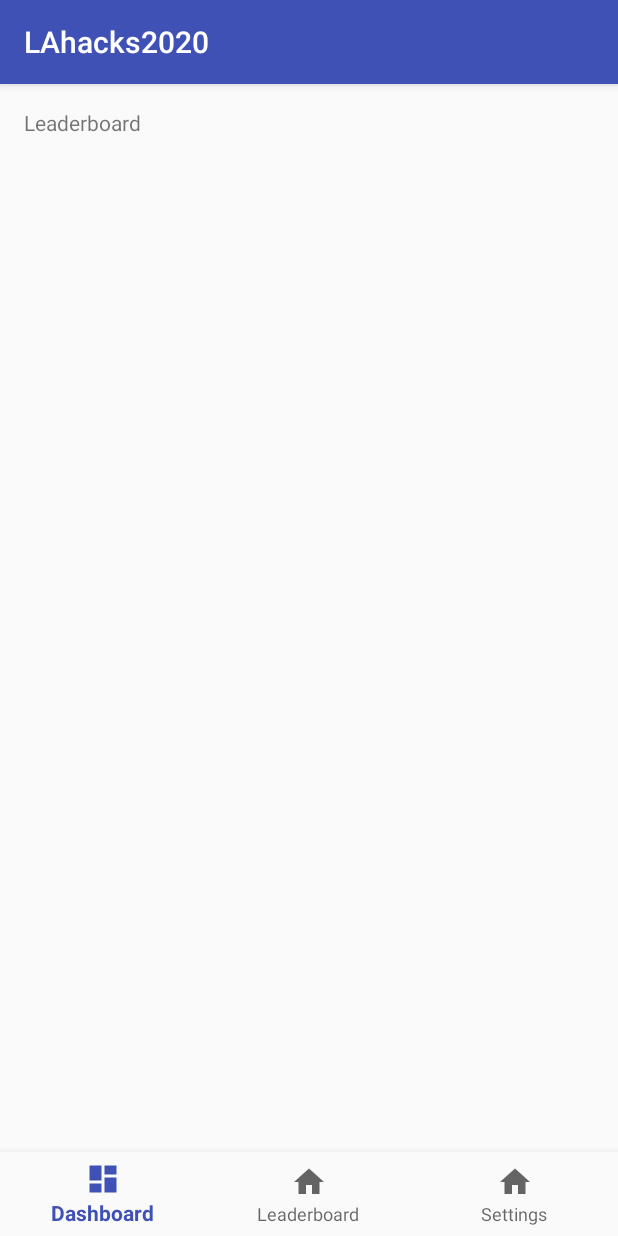
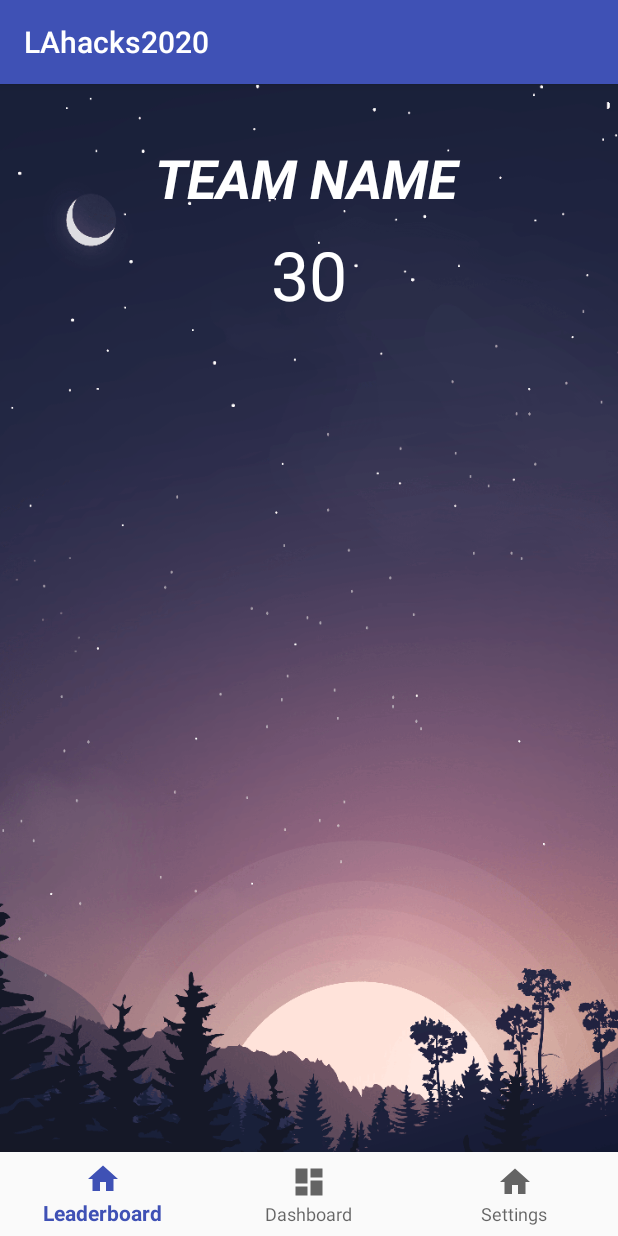
Before and after one commit to bestvibes/lahacks-quaranteen, an Android app: the MainActivity screen opened directly, with no data from a screen before it, on a phone screen of 412 x 824 dp. Run offline under Robolectric (Android 15) with nearby library versions, the phone set to English and light mode, and no system bars.

Commit message:
all screens but leaderboard done

```diff
--- /dev/null
+++ b/frontend/LAhacks2020/app/src/main/java/com/example/mnallamalli97/lahacks2020/TasksAdapter.java
@@ -0,0 +1,66 @@
+package com.example.mnallamalli97.lahacks2020;
+
+import android.content.Context;
+import android.view.LayoutInflater;
+import android.view.View;
+import android.view.ViewGroup;
+import android.widget.TextView;
+
+import java.util.ArrayList;
+
+import androidx.annotation.NonNull;
+import androidx.recyclerview.widget.RecyclerView;
+
+public class TasksAdapter extends RecyclerView.Adapter<TasksAdapter.TaskHolder> {
+
+    // List to store all the contact details
+    private ArrayList<MasterTask> tasksList;
+    private Context mContext;
+
+    // Counstructor for the Class
+    public TasksAdapter(ArrayList<MasterTask> tasksList, Context context) {
+        this.tasksList = tasksList;
+        this.mContext = context;
+    }
+
+    // This method creates views for the RecyclerView by inflating the layout
+    // Into the viewHolders which helps to display the items in the RecyclerView
+    @Override
+    public TaskHolder onCreateViewHolder(@NonNull ViewGroup parent, int viewType) {
+        LayoutInflater layoutInflater = LayoutInflater.from(parent.getContext());
+
+        // Inflate the layout view you have created for the list rows here
+        View view = layoutInflater.inflate(R.layout.task_row_item, parent, false);
+        return new TaskHolder(view);
+    }
+
+    @Override
+    public int getItemCount() {
+        return tasksList == null? 0: tasksList.size();
+    }
+
+    // This method is called when binding the data to the views being created in RecyclerView
+    @Override
+    public void onBindViewHolder(@NonNull TaskHolder holder, final int position) {
+        final MasterTask task = tasksList.get(position);
+
+        // Set the data to the views here
+        holder.setTaskName(task.getMasterChallenge().getName());
+    }
+
+    // This is your ViewHolder class that helps to populate data to the view
+    public class TaskHolder extends RecyclerView.ViewHolder {
+
+        private TextView taskName;
+
+
+        public TaskHolder(View itemView) {
+            super(itemView);
+            taskName = itemView.findViewById(R.id.taskName);
+
+        }
+        public void setTaskName(String name) {
+            taskName.setText(name);
+        }
+    }
+}
--- a/frontend/LAhacks2020/app/src/main/java/com/example/mnallamalli97/lahacks2020/activities/MainActivity.java
+++ b/frontend/LAhacks2020/app/src/main/java/com/example/mnallamalli97/lahacks2020/activities/MainActivity.java
@@ -6,18 +6,25 @@ import android.os.Bundle;
 
 import androidx.annotation.NonNull;
 import androidx.appcompat.app.AppCompatActivity;
+import androidx.recyclerview.widget.LinearLayoutManager;
+import androidx.recyclerview.widget.RecyclerView;
 
 import android.view.MenuItem;
 import android.widget.TextView;
 
+import com.example.mnallamalli97.lahacks2020.MasterTask;
 import com.example.mnallamalli97.lahacks2020.R;
+import com.example.mnallamalli97.lahacks2020.TasksAdapter;
 import com.google.android.material.bottomnavigation.BottomNavigationView;
 
+import java.util.ArrayList;
 import java.util.Set;
 
 public class MainActivity extends AppCompatActivity {
 
-    private TextView mTextMessage;
+    private TasksAdapter listAdapter;
+    private ArrayList<MasterTask> tasksList = new ArrayList<>();
+    private RecyclerView recycler;
 
     private BottomNavigationView.OnNavigationItemSelectedListener mOnNavigationItemSelectedListener
             = new BottomNavigationView.OnNavigationItemSelectedListener() {
@@ -26,7 +33,8 @@ public class MainActivity extends AppCompatActivity {
         public boolean onNavigationItemSelected(@NonNull MenuItem item) {
             switch (item.getItemId()) {
                 case R.id.navigation_dashboard:
-                    mTextMessage.setText(R.string.title_dashboard);
+                    return true;
+                case R.id.leaderboard_button:
                     return true;
                 case R.id.navigation_settings:
                     Intent settingsIntent = new Intent(MainActivity.this, SettingsActivity.class);
@@ -41,21 +49,24 @@ public class MainActivity extends AppCompatActivity {
     protected void onCreate(Bundle savedInstanceState) {
         super.onCreate(savedInstanceState);
         setContentView(R.layout.activity_main);
-
-        mTextMessage = (TextView) findViewById(R.id.message);
         BottomNavigationView navigation = (BottomNavigationView) findViewById(R.id.navigation);
         navigation.setOnNavigationItemSelectedListener(mOnNavigationItemSelectedListener);
 
-        // update data based on ViewModel
-//        final Observer<User> updateData = new Observer<User>() {
-//            @Override
-//            public void onChanged(User user) {
-//                //TO-DO
-//            }
-//        }
-//        UserDataViewModel model = new ViewModelProvider(this).get(UserDataViewModel.class);
-//        model.getLiveData().observe(this, updateData);
-//        model.loadData();
+        recycler = findViewById(R.id.tasksRecyclerView);
+
+        LinearLayoutManager layoutManager = new LinearLayoutManager(this);
+        recycler.setLayoutManager(layoutManager);
+        listAdapter = new TasksAdapter(tasksList, this);
+        recycler.setAdapter(listAdapter);
+
+        //Load the date from the network or other resources
+        //into the array list asynchronously
+
+        //tasksList.add(new MasterTask(masterChallenge, "778899009", "google.com", 30));
+
+        listAdapter.notifyDataSetChanged();
+
+
     }
 
 }
--- a/frontend/LAhacks2020/app/src/main/res/layout/activity_main.xml
+++ b/frontend/LAhacks2020/app/src/main/res/layout/activity_main.xml
@@ -5,18 +5,50 @@
     android:id="@+id/container"
     android:layout_width="match_parent"
     android:layout_height="match_parent"
+    android:background="@drawable/w"
     tools:context=".activities.MainActivity">
 
     <TextView
-        android:id="@+id/message"
-        android:layout_width="wrap_content"
-        android:layout_height="wrap_content"
-        android:layout_marginLeft="@dimen/activity_horizontal_margin"
-        android:layout_marginStart="@dimen/activity_horizontal_margin"
-        android:layout_marginTop="@dimen/activity_vertical_margin"
-        android:text="@string/title_leaderboard"
-        app:layout_constraintLeft_toLeftOf="parent"
-        app:layout_constraintTop_toTopOf="parent" />
+        android:id="@+id/teamNameTextView"
+        android:layout_width="356dp"
+        android:layout_height="56dp"
+        android:text="TEAM NAME"
+        android:textAlignment="center"
+        android:textColor="#FFFFFF"
+        android:textSize="36sp"
+        android:textStyle="bold|italic"
+        app:layout_constraintBottom_toBottomOf="parent"
+        app:layout_constraintEnd_toEndOf="parent"
+        app:layout_constraintHorizontal_bias="0.463"
+        app:layout_constraintStart_toStartOf="parent"
+        app:layout_constraintTop_toTopOf="parent"
+        app:layout_constraintVertical_bias="0.053" />
+
+    <TextView
+        android:id="@+id/teamScoreTextView"
+        android:layout_width="275dp"
+        android:layout_height="58dp"
+        android:gravity="center|clip_vertical"
+        android:text="30"
+        android:textColor="#FFFFFF"
+        android:textSize="45sp"
+        app:layout_constraintBottom_toBottomOf="parent"
+        app:layout_constraintEnd_toEndOf="parent"
+        app:layout_constraintStart_toStartOf="parent"
+        app:layout_constraintTop_toTopOf="parent"
+        app:layout_constraintVertical_bias="0.136" />
+
+    <androidx.recyclerview.widget.RecyclerView
+        android:id="@+id/tasksRecyclerView"
+        android:layout_width="409dp"
+        android:layout_height="521dp"
+        android:layout_marginEnd="1dp"
+        android:layout_marginStart="1dp"
+        app:layout_constraintBottom_toTopOf="@+id/navigation"
+        app:layout_constraintEnd_toEndOf="parent"
+        app:layout_constraintHorizontal_bias="0.0"
+        app:layout_constraintStart_toStartOf="parent"
+        app:layout_constraintTop_toBottomOf="@+id/teamScoreTextView" />
 
     <com.google.android.material.bottomnavigation.BottomNavigationView
         android:id="@+id/navigation"
@@ -30,4 +62,6 @@
         app:layout_constraintRight_toRightOf="parent"
         app:menu="@menu/navigation" />
 
+
+
 </androidx.constraintlayout.widget.ConstraintLayout>
--- a/frontend/LAhacks2020/app/src/main/res/menu/navigation.xml
+++ b/frontend/LAhacks2020/app/src/main/res/menu/navigation.xml
@@ -1,9 +1,5 @@
 <?xml version="1.0" encoding="utf-8"?>
 <menu xmlns:android="http://schemas.android.com/apk/res/android">
-    <item
-        android:id="@+id/navigation_dashboard"
-        android:icon="@drawable/ic_dashboard_black_24dp"
-        android:title="@string/title_dashboard" />
 
     <item
         android:id="@+id/leaderboard_button"
@@ -11,6 +7,11 @@
         android:title="@string/title_leaderboard"></item>
 
     <item
+        android:id="@+id/navigation_dashboard"
+        android:icon="@drawable/ic_dashboard_black_24dp"
+        android:title="@string/title_dashboard" />
+
+    <item
         android:id="@+id/navigation_settings"
         android:icon="@drawable/ic_home_black_24dp"
         android:title="@string/title_settings"></item>
```
Also changed, not shown: frontend/LAhacks2020/app/src/main/res/layout/challenge_screen.xml (added, +94 -0 lines), frontend/LAhacks2020/app/src/main/res/layout/task_row_item.xml (added, +20 -0 lines).
